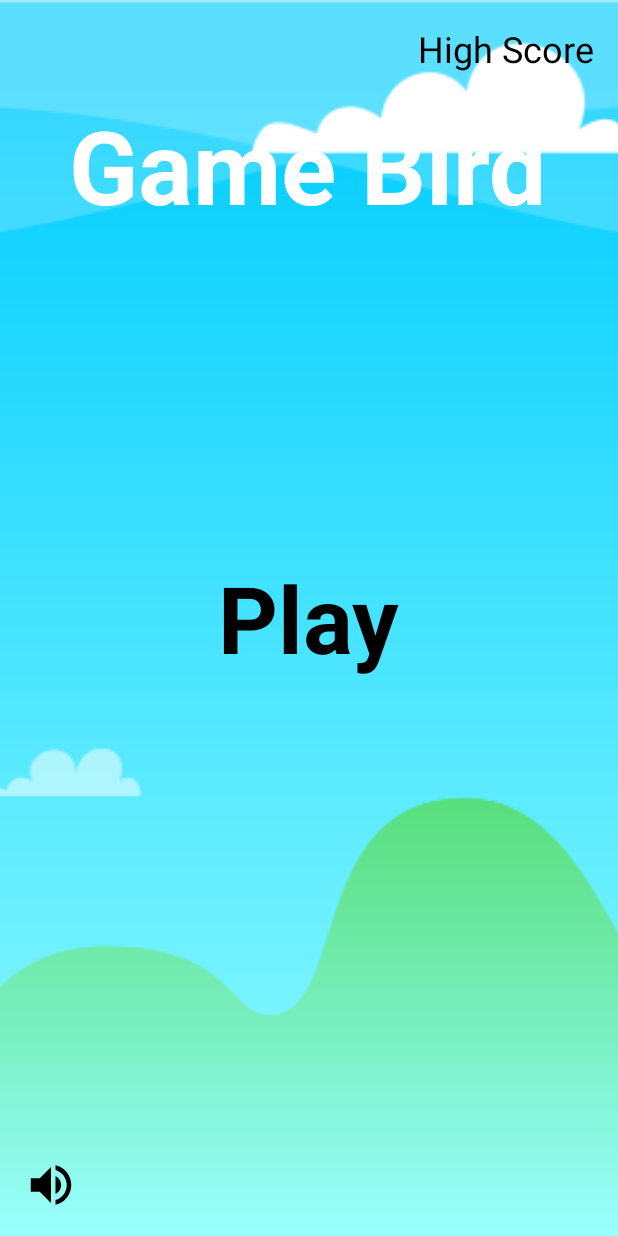
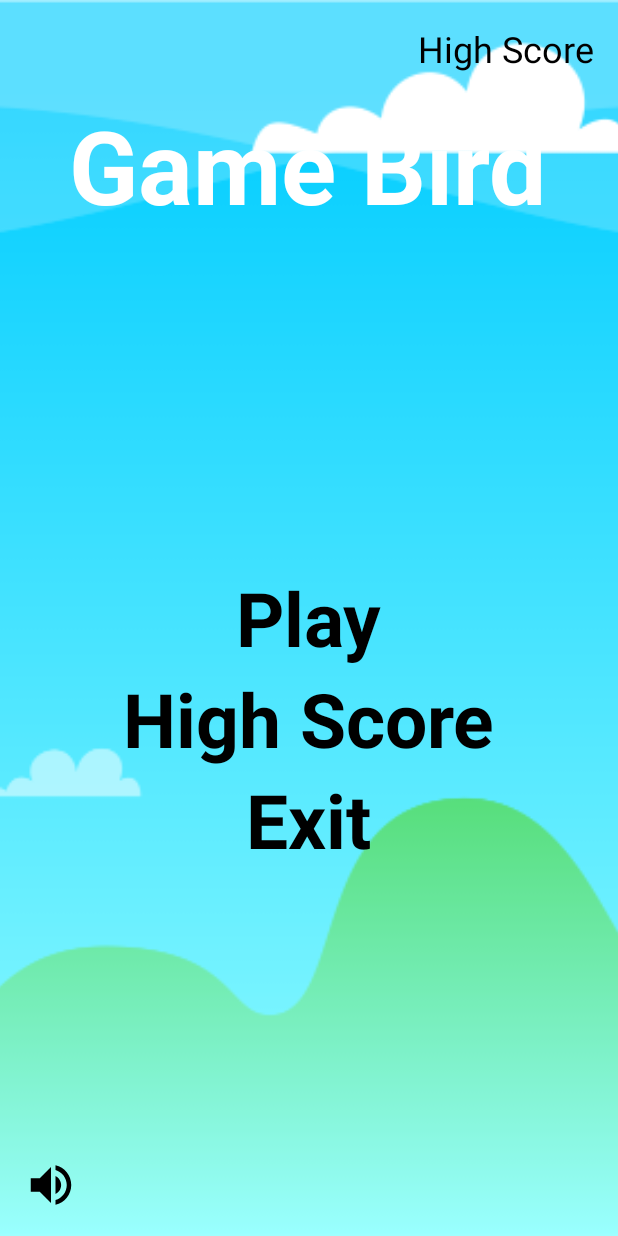
Before and after one commit to TienHoaBgg/Game_2D_Birds, an Android app: the layout activity_main.xml on its own in the app's theme, with its tools: preview values and no code run, on a phone screen of 412 x 824 dp. Run offline under Robolectric (Android 15) with nearby library versions, the phone set to English and light mode, and no system bars.

Commit message:
add High Score

```diff
--- a/app/build.gradle
+++ b/app/build.gradle
@@ -51,4 +51,7 @@ dependencies {
     testImplementation 'junit:junit:4.13.1'
     androidTestImplementation 'androidx.test.ext:junit:1.1.2'
     androidTestImplementation 'androidx.test.espresso:espresso-core:3.3.0'
+
+    implementation 'com.google.code.gson:gson:2.8.6'
+
 }
--- a/app/src/main/res/layout/activity_main.xml
+++ b/app/src/main/res/layout/activity_main.xml
@@ -32,7 +32,29 @@
             android:layout_centerInParent="true"
             android:text="@string/play"
             android:textColor="#000000"
-            android:textSize="62sp"
+            android:textSize="50sp"
+            android:textStyle="bold" />
+
+        <TextView
+            android:id="@+id/btn_HighScore"
+            android:layout_width="wrap_content"
+            android:layout_height="wrap_content"
+            android:layout_centerInParent="true"
+            android:layout_below="@+id/btn_Play"
+            android:text="@string/highScore"
+            android:textColor="#000000"
+            android:textSize="50sp"
+            android:textStyle="bold" />
+
+        <TextView
+            android:id="@+id/btn_Exit"
+            android:layout_width="wrap_content"
+            android:layout_height="wrap_content"
+            android:layout_centerInParent="true"
+            android:layout_below="@+id/btn_HighScore"
+            android:text="@string/exit"
+            android:textColor="#000000"
+            android:textSize="50sp"
             android:textStyle="bold" />
 
         <TextView
--- a/app/src/main/res/values/strings.xml
+++ b/app/src/main/res/values/strings.xml
@@ -4,4 +4,5 @@
     <string name="highScore">High Score</string>
     <string name="play">Play</string>
     <string name="description">Hình ảnh</string>
+    <string name="exit">Exit</string>
 </resources>
```
Also changed, not shown: app/src/main/java/com/nth/game/GameActivity.kt (+17 -4 lines), app/src/main/java/com/nth/game/GameView.kt (+41 -7 lines), app/src/main/java/com/nth/game/HighScoreView.kt (added, +79 -0 lines), app/src/main/java/com/nth/game/MainActivity.kt (+19 -6 lines), app/src/main/res/drawable-xhdpi/bullet.png (renamed from app/src/main/res/drawable-xxhdpi/bullet.png), app/src/main/res/drawable-xhdpi/dead.png (renamed from app/src/main/res/drawable-xxhdpi/dead.png), app/src/main/res/drawable-xhdpi/fly1.png (renamed from app/src/main/res/drawable-xxhdpi/fly1.png), app/src/main/res/drawable-xhdpi/fly2.png (renamed from app/src/main/res/drawable-xxhdpi/fly2.png), app/src/main/res/drawable-xxhdpi/bird1.png (renamed from app/src/main/res/drawable-xxxhdpi/bird1.png), app/src/main/res/drawable-xxhdpi/bird2.png (renamed from app/src/main/res/drawable-xxxhdpi/bird2.png), app/src/main/res/drawable-xxhdpi/bird3.png (renamed from app/src/main/res/drawable-xxxhdpi/bird3.png), app/src/main/res/drawable-xxhdpi/bird4.png (renamed from app/src/main/res/drawable-xxxhdpi/bird4.png).
